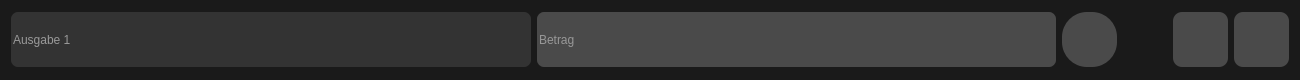
MopedG/FinanceAnalytics, file ui/EntryWindow/EntryForm/entryform.ui: the form before one commit.
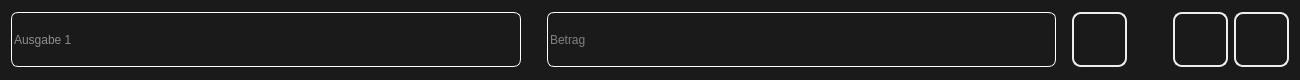
The form after the commit. Icons and pictures are not drawn.

Commit message:
Redo Design of EntryForm
EntryForm has now a darker color code and all items in the EntryForm are the same color to keep the same design for all elements.

Diff of the .ui file:
```diff
--- a/ui/EntryWindow/EntryForm/entryform.ui
+++ b/ui/EntryWindow/EntryForm/entryform.ui
@@ -41,7 +41,8 @@
       <bool>true</bool>
      </property>
      <property name="styleSheet">
-      <string notr="true">background-color: rgb(51, 51, 51);
+      <string notr="true">background-color: rgb(26, 26, 26);
+border: 1px solid rgb(255, 255, 255);
 border-radius: 7px;
 color: rgb(255, 255, 255);
 font: 400 18pt &quot;Segoe UI&quot;;
@@ -52,6 +53,22 @@
      </property>
     </widget>
    </item>
+   <item>
+    <spacer name="horizontalSpacer">
+     <property name="orientation">
+      <enum>Qt::Horizontal</enum>
+     </property>
+     <property name="sizeType">
+      <enum>QSizePolicy::Maximum</enum>
+     </property>
+     <property name="sizeHint" stdset="0">
+      <size>
+       <width>20</width>
+       <height>20</height>
+      </size>
+     </property>
+    </spacer>
+   </item>
    <item>
     <widget class="QLineEdit" name="spendingLineEdit">
      <property name="sizePolicy">
@@ -74,7 +91,8 @@
      </property>
      <property name="styleSheet">
       <string notr="true">QLineEdit{
-background-color: rgb(74, 74, 74);
+background-color: rgb(26, 26, 26);
+border: 1px solid rgb(255, 255, 255);
 border-radius: 7px;
 qproperty-alignment: AlignCenter;
 color: rgb(229, 229, 229);
@@ -87,6 +105,22 @@
      </property>
     </widget>
    </item>
+   <item>
+    <spacer name="horizontalSpacer_3">
+     <property name="orientation">
+      <enum>Qt::Horizontal</enum>
+     </property>
+     <property name="sizeType">
+      <enum>QSizePolicy::Maximum</enum>
+     </property>
+     <property name="sizeHint" stdset="0">
+      <size>
+       <width>10</width>
+       <height>20</height>
+      </size>
+     </property>
+    </spacer>
+   </item>
    <item>
     <widget class="QPushButton" name="editButton">
      <property name="minimumSize">
@@ -104,8 +138,10 @@
      <property name="styleSheet">
       <string notr="true">QPushButton
 {
-	background-color: rgb(74, 74, 74);
-border-radius: 25px;
+background-color: rgb(26, 26, 26);
+border: 2px solid rgb(238, 238, 238);
+border-radius: 9px;
+font-size: 25px;
 }
 QPushButton:hover {
 	
@@ -145,7 +181,7 @@
      </property>
      <property name="sizeHint" stdset="0">
       <size>
-       <width>50</width>
+       <width>40</width>
        <height>20</height>
       </size>
      </property>
@@ -168,7 +204,8 @@
      <property name="styleSheet">
       <string notr="true">QPushButton
 {
-	background-color: rgb(74, 74, 74);
+background-color: rgb(26, 26, 26);
+border: 2px solid rgb(238, 238, 238);
 border-radius: 9px;
 font-size: 25px;
 }
@@ -219,7 +256,8 @@
 
 QPushButton
 {
-	background-color: rgb(74, 74, 74);
+background-color: rgb(26, 26, 26);
+border: 2px solid rgb(238, 238, 238);
 	border-radius: 9px;
 	font-size: 25px;
 	color: rgb(85, 255, 0);
```
Left out of the diff: 4 changed lines with no effect on the pictures.
